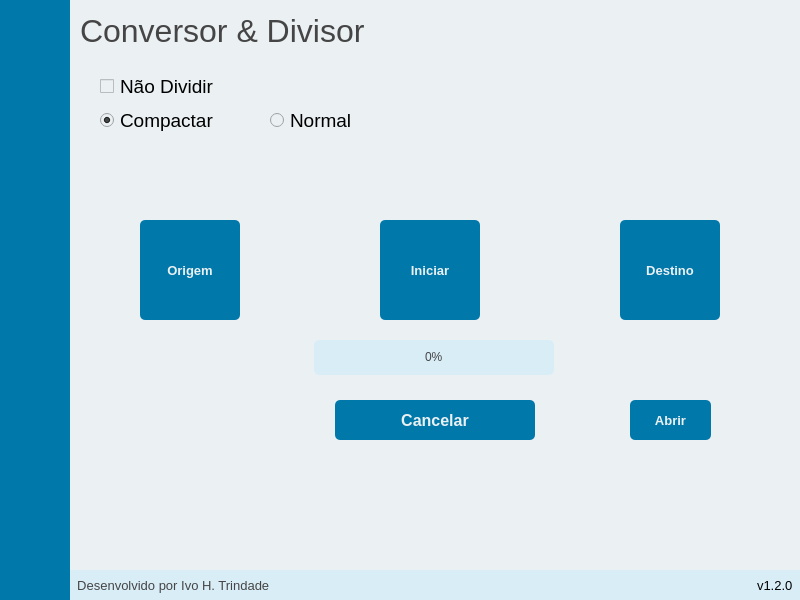
Qt form ui/ui_cd.ui (hadtrindade/conversor-e-divisor) before a commit.
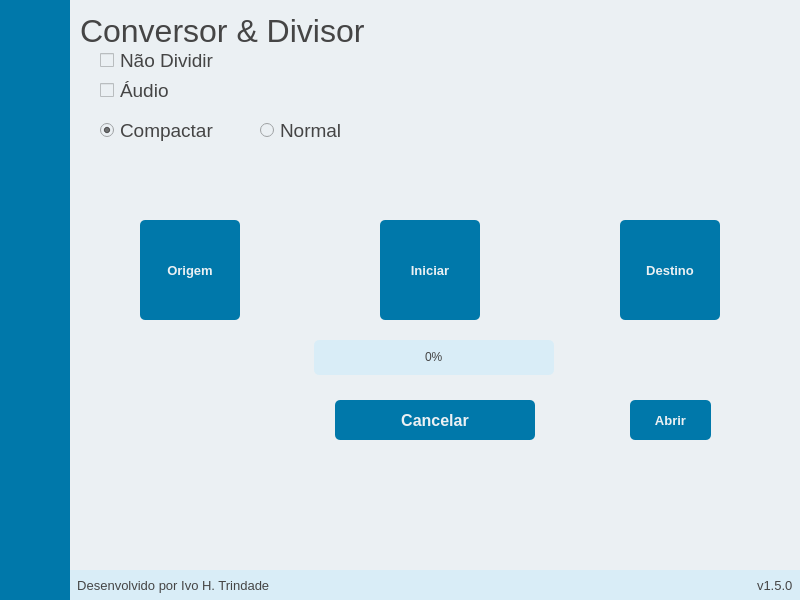
The same form after that commit. Icons and pictures are not drawn.

Commit message:
criado o modo de conversão de áudios.
close #39

The edit to the form file:
```diff
--- a/ui/ui_cd.ui
+++ b/ui/ui_cd.ui
@@ -446,8 +446,8 @@
               <widget class="QRadioButton" name="radio_button_normal">
                <property name="geometry">
                 <rect>
-                 <x>200</x>
-                 <y>110</y>
+                 <x>190</x>
+                 <y>120</y>
                  <width>111</width>
                  <height>21</height>
                 </rect>
@@ -462,7 +462,11 @@
                 <string>&lt;html&gt;&lt;head/&gt;&lt;body&gt;&lt;p&gt;&lt;span style=&quot; font-size:10pt; font-weight:600;&quot;&gt;Qualidade Normal: o vídeo mantém todas suas caracteristicas originais.&lt;/span&gt;&lt;/p&gt;&lt;/body&gt;&lt;/html&gt;</string>
                </property>
                <property name="styleSheet">
-                <string notr="true">QRadioButton::indicator{
+                <string notr="true">QRadioButton{
+	color: rgb(69, 69, 69);
+}
+
+QRadioButton::indicator{
 	color: rgb(69, 69, 69);
 
 }
@@ -484,7 +488,7 @@
                <property name="geometry">
                 <rect>
                  <x>30</x>
-                 <y>110</y>
+                 <y>120</y>
                  <width>131</width>
                  <height>21</height>
                 </rect>
@@ -499,7 +503,11 @@
                 <string>&lt;html&gt;&lt;head/&gt;&lt;body&gt;&lt;p&gt;&lt;span style=&quot; font-size:10pt; font-weight:600;&quot;&gt;Qualidade Baixa: o vídeo perde qualidade, mas a conversão e/ou divisão é mais rápida.&lt;/span&gt;&lt;/p&gt;&lt;p&gt;&lt;span style=&quot; font-size:10pt; font-weight:600;&quot;&gt;Resolução: 320x240&lt;/span&gt;&lt;/p&gt;&lt;p&gt;&lt;span style=&quot; font-size:10pt; font-weight:600;&quot;&gt;Codec: mpeg4&lt;/span&gt;&lt;/p&gt;&lt;p&gt;&lt;span style=&quot; font-size:10pt; font-weight:600;&quot;&gt;FPS: 30&lt;/span&gt;&lt;/p&gt;&lt;p&gt;&lt;span style=&quot; font-size:10pt; font-weight:600;&quot;&gt;Bitrate: 100 kbps &lt;/span&gt;&lt;/p&gt;&lt;p&gt;&lt;span style=&quot; font-size:10pt; font-weight:600;&quot;&gt;Áudio mono de 48 kbps / 44 KHz&lt;/span&gt;&lt;/p&gt;&lt;/body&gt;&lt;/html&gt;</string>
                </property>
                <property name="styleSheet">
-                <string notr="true">QRadioButton::indicator{
+                <string notr="true">QRadioButton{
+	color: rgb(69, 69, 69);
+}
+
+QRadioButton::indicator{
 	color: rgb(69, 69, 69);
 }
 
@@ -520,7 +528,7 @@
                <property name="geometry">
                 <rect>
                  <x>30</x>
-                 <y>76</y>
+                 <y>50</y>
                  <width>141</width>
                  <height>21</height>
                 </rect>
@@ -535,7 +543,11 @@
                 <string>&lt;html&gt;&lt;head/&gt;&lt;body&gt;&lt;p&gt;&lt;span style=&quot; font-size:10pt; font-weight:600;&quot;&gt;Não dividir, somente converte o vídeo.&lt;/span&gt;&lt;/p&gt;&lt;/body&gt;&lt;/html&gt;</string>
                </property>
                <property name="styleSheet">
-                <string notr="true">QCheckBox::indicator{
+                <string notr="true">QCheckBox{
+	color: rgb(69, 69, 69);
+}
+
+QCheckBox::indicator{
 	color: rgb(69, 69, 69);
 	
 }
@@ -553,6 +565,47 @@
                 <bool>false</bool>
                </property>
               </widget>
+              <widget class="QCheckBox" name="check_box_audio">
+               <property name="geometry">
+                <rect>
+                 <x>30</x>
+                 <y>80</y>
+                 <width>141</width>
+                 <height>21</height>
+                </rect>
+               </property>
+               <property name="font">
+                <font>
+                 <family>Segoe UI</family>
+                 <pointsize>14</pointsize>
+                </font>
+               </property>
+               <property name="toolTip">
+                <string>&lt;html&gt;&lt;head/&gt;&lt;body&gt;&lt;p&gt;&lt;span style=&quot; font-size:10pt; font-weight:600;&quot;&gt;Converte qualquer vídeo ou  áudio para MP3.&lt;/span&gt;&lt;/p&gt;&lt;/body&gt;&lt;/html&gt;</string>
+               </property>
+               <property name="styleSheet">
+                <string notr="true">QCheckBox{
+	color: rgb(69, 69, 69);
+}
+
+QCheckBox::indicator{
+	color: rgb(69, 69, 69);
+	
+}
+
+QCheckBox QToolTip {
+	color: #454545;
+	background-color: #d9edf7;
+	border: 0px solid;
+}</string>
+               </property>
+               <property name="text">
+                <string>Áudio</string>
+               </property>
+               <property name="checked">
+                <bool>false</bool>
+               </property>
+              </widget>
              </widget>
             </item>
             <item>
@@ -2149,8 +2202,13 @@
                <bold>false</bold>
               </font>
              </property>
+             <property name="styleSheet">
+              <string notr="true">QLabel{
+	color: rgb(69, 69, 69);
+}</string>
+             </property>
              <property name="text">
-              <string>v1.2.0  </string>
+              <string>v1.5.0  </string>
              </property>
             </widget>
            </item>
```
Left out of the diff: 17 changed lines with no effect on the pictures. The commit also changes 7 other files.
